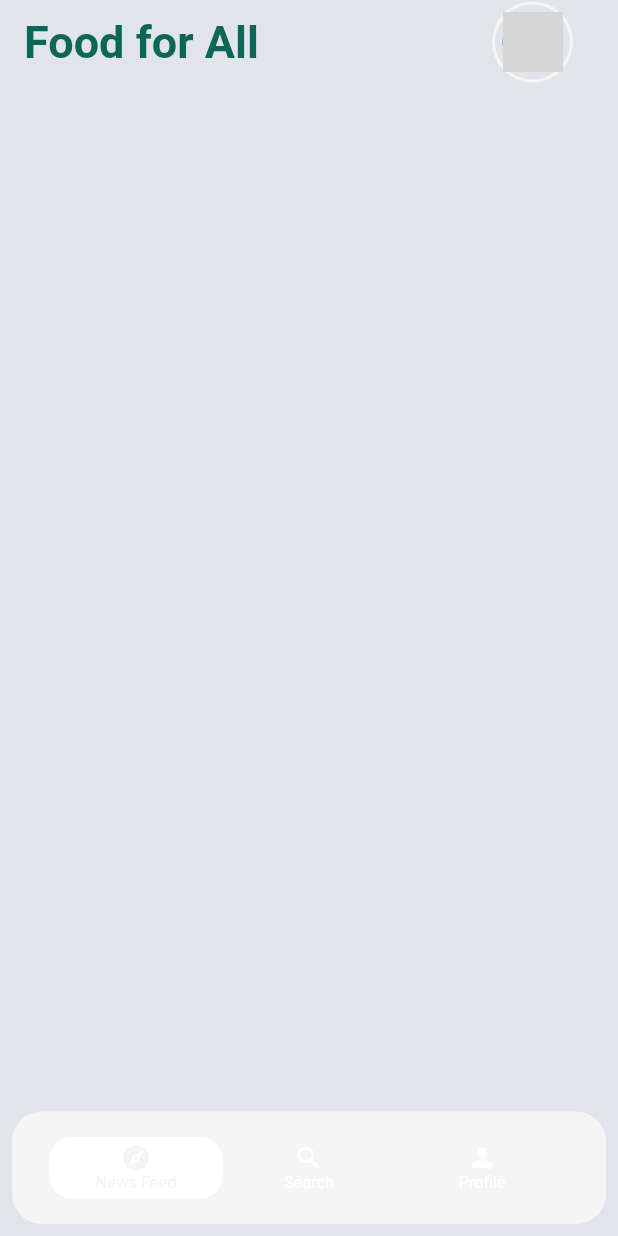
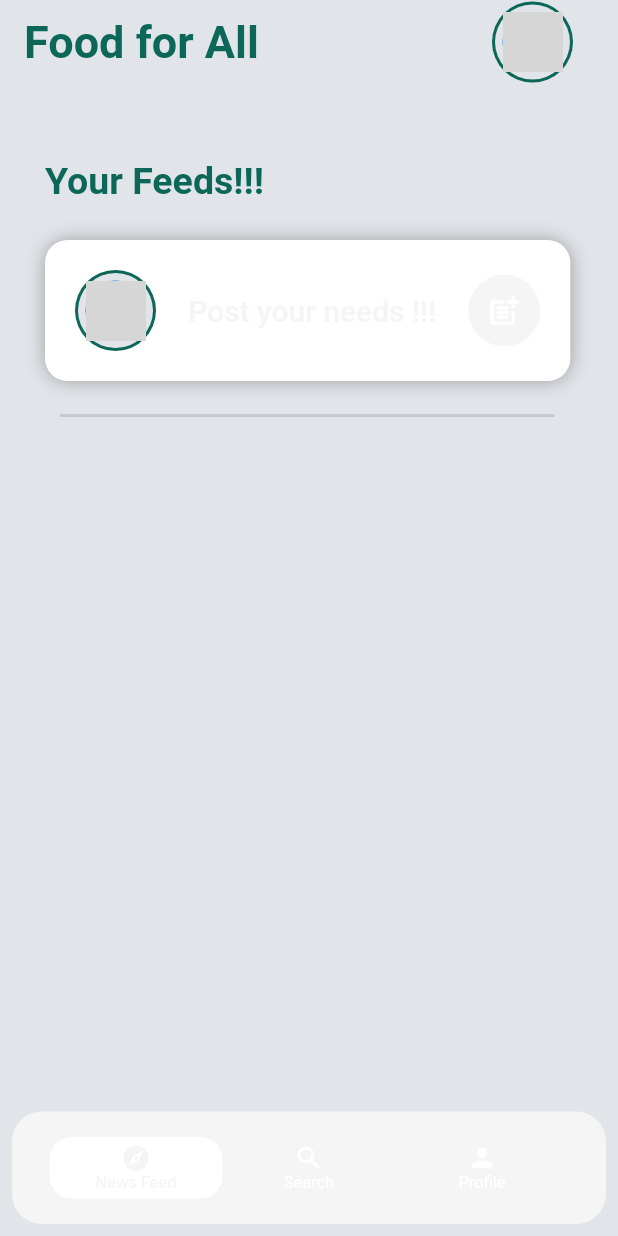
Before and after one commit to KathirvelChandrasekaran/food_for_all, a Flutter app: the screen it shows once a user with an empty profile is signed in, on a phone screen of 412 x 824 dp. Run offline on Flutter 3.47's test engine with Material 2 defaults, Android fonts, the phone set to English and light mode, and no system bars; drawn by our look-alikes of floating_bottom_navigation_bar; our stand-ins replace cloud_firestore, firebase_auth, firebase_core, flutter_riverpod, flutter_signin_button, flutter_switch and 5 more; missing offline and left inert: geocoder, splash_screen_view; accounts and stored records are empty; network calls fail; grey boxes are pictures that could not be loaded.

Commit message:
create post option UI

```diff
--- a/lib/screens/home.dart
+++ b/lib/screens/home.dart
@@ -40,6 +40,7 @@ class _HomeState extends State<Home> {
         currentIndex: _selectedIndex,
         itemBorderRadius: 15,
         selectedItemColor: Theme.of(context).selectedRowColor,
+        elevation: 10,
         iconSize: 20,
         items: [
           FloatingNavbarItem(
--- a/lib/screens/newsFeed.dart
+++ b/lib/screens/newsFeed.dart
@@ -9,7 +9,6 @@ class NewsFeed extends StatefulWidget {
 }
 
 class _NewsFeedState extends State<NewsFeed> {
-
   @override
   Widget build(BuildContext context) {
     return Consumer(
@@ -47,7 +46,7 @@ class _NewsFeedState extends State<NewsFeed> {
                       right: 30,
                     ),
                     child: CircleAvatar(
-                        backgroundColor: Theme.of(context).selectedRowColor,
+                      backgroundColor: Theme.of(context).primaryColor,
                       radius: 27,
                       child: CircleAvatar(
                         backgroundColor:
@@ -66,7 +65,111 @@ class _NewsFeedState extends State<NewsFeed> {
               ),
             ],
           ),
-            body: Container());
+          body: SingleChildScrollView(
+            child: Column(
+              mainAxisAlignment: MainAxisAlignment.start,
+              crossAxisAlignment: CrossAxisAlignment.start,
+              children: [
+                SizedBox(
+                  height: 50,
+                ),
+                Container(
+                  margin: EdgeInsets.only(
+                    left: 30,
+                  ),
+                  child: Text(
+                    "Your Feeds!!!",
+                    style: TextStyle(
+                      color: Theme.of(context).primaryColor,
+                      fontWeight: FontWeight.w600,
+                      fontSize: 25,
+                    ),
+                  ),
+                ),
+                SizedBox(
+                  height: 25,
+                ),
+                Container(
+                  margin: EdgeInsets.only(
+                    left: 30,
+                  ),
+                  padding: EdgeInsets.all(
+                    20,
+                  ),
+                  width: MediaQuery.of(context).size.width * 0.85,
+                  decoration: BoxDecoration(
+                      color: Colors.white,
+                      borderRadius: BorderRadius.circular(
+                        15,
+                      ),
+                      boxShadow: [
+                        BoxShadow(
+                          color: Colors.grey,
+                          blurRadius: 10.0,
+                        ),
+                      ]),
+                  child: Row(
+                    mainAxisAlignment: MainAxisAlignment.spaceBetween,
+                    children: [
+                      Container(
+                        child: CircleAvatar(
+                          backgroundColor: Theme.of(context).primaryColor,
+                          radius: 27,
+                          child: CircleAvatar(
+                            backgroundColor:
+                                Theme.of(context).scaffoldBackgroundColor,
+                            radius: 25,
+                            child: CircleAvatar(
+                              backgroundImage: NetworkImage(
+                                _authService.photoURL.toString(),
+                              ),
+                              radius: 20,
+                            ),
+                          ),
+                        ),
+                      ),
+                      Text(
+                        "Post your needs !!!",
+                        style: TextStyle(
+                          color: Theme.of(context).selectedRowColor,
+                          fontWeight: FontWeight.w500,
+                          fontSize: 20,
+                        ),
+                      ),
+                      Container(
+                        decoration: BoxDecoration(
+                          color: Theme.of(context).selectedRowColor,
+                          borderRadius: BorderRadius.circular(
+                            25,
+                          ),
+                        ),
+                        child: IconButton(
+                          onPressed: () {},
+                          icon: Icon(
+                            Icons.post_add_rounded,
+                            color: Colors.white,
+                          ),
+                        ),
+                      )
+                    ],
+                  ),
+                ),
+                SizedBox(
+                  height: 15,
+                ),
+                Container(
+                  margin: EdgeInsets.only(
+                    left: 40,
+                  ),
+                  width: MediaQuery.of(context).size.width * 0.80,
+                  child: Divider(
+                    thickness: 2.0,
+                  ),
+                )
+              ],
+            ),
+          ),
+        );
       },
     );
   }
--- a/lib/screens/profile.dart
+++ b/lib/screens/profile.dart
@@ -155,7 +155,7 @@ class _ProfileState extends State<Profile> {
             children: [
               Container(
                 child: CircleAvatar(
-                  backgroundColor: Theme.of(context).selectedRowColor,
+                  backgroundColor: Theme.of(context).primaryColor,
                   radius: 137,
                   child: CircleAvatar(
                     backgroundColor: Theme.of(context).scaffoldBackgroundColor,
@@ -222,7 +222,9 @@ class _ProfileState extends State<Profile> {
                     stream: userDetails,
                     builder: (context, snapshot) {
                       if (!snapshot.hasData)
-                        return CircularProgressIndicator();
+                        return CircularProgressIndicator(
+                          color: Theme.of(context).primaryColor,
+                        );
                       else {
                         Map<dynamic, dynamic> data =
                             new Map<String, dynamic>.from(snapshot.data.data());
--- a/lib/screens/registerDetails.dart
+++ b/lib/screens/registerDetails.dart
@@ -4,6 +4,7 @@ import 'package:flutter_riverpod/flutter_riverpod.dart';
 import 'package:food_for_all/providers/mapProvider.dart';
 import 'package:food_for_all/providers/registerDetailsProvider.dart';
 import 'package:food_for_all/screens/map.dart';
+import 'package:food_for_all/utils/theming.dart';
 
 // ignore: must_be_immutable
 class RegisterDetails extends StatefulWidget {
@@ -27,6 +28,7 @@ class _RegisterDetailsState extends State<RegisterDetails> {
         final map = watch(addressProvider);
         final phone = watch(registerProvider).phone;
         final reg = watch(registerDetailsProvider);
+        final theme = watch(themingNotifer);
         return GestureDetector(
           onTap: () {
             FocusScopeNode currentFocus = FocusScope.of(context);
@@ -84,7 +86,8 @@ class _RegisterDetailsState extends State<RegisterDetails> {
                               : map.address.toString(),
                           style: TextStyle(
                             fontSize: 18,
-                            color: Colors.black,
+                            color:
+                                theme.darkTheme ? Colors.black : Colors.white,
                           ),
                         ),
                       ),
@@ -101,12 +104,22 @@ class _RegisterDetailsState extends State<RegisterDetails> {
                           ),
                           focusedBorder: UnderlineInputBorder(
                             borderSide: BorderSide(
-                              color: Theme.of(context).primaryColor,
+                              color:
+                                  theme.darkTheme ? Colors.black : Colors.white,
+                            ),
+                          ),
+                          enabledBorder: UnderlineInputBorder(
+                            borderSide: BorderSide(
+                              color:
+                                  theme.darkTheme ? Colors.black : Colors.white,
                             ),
                           ),
                         ),
                         cursorColor: Theme.of(context).primaryColor,
                         controller: _phoneController,
+                        style: TextStyle(
+                          color: theme.darkTheme ? Colors.black : Colors.white,
+                        ),
                         validator: (val) {
                           if (val.isEmpty) return "Should not be empty";
                           if (val.length < 10)
```
Lines whose indentation alone changed are shown as unchanged.
